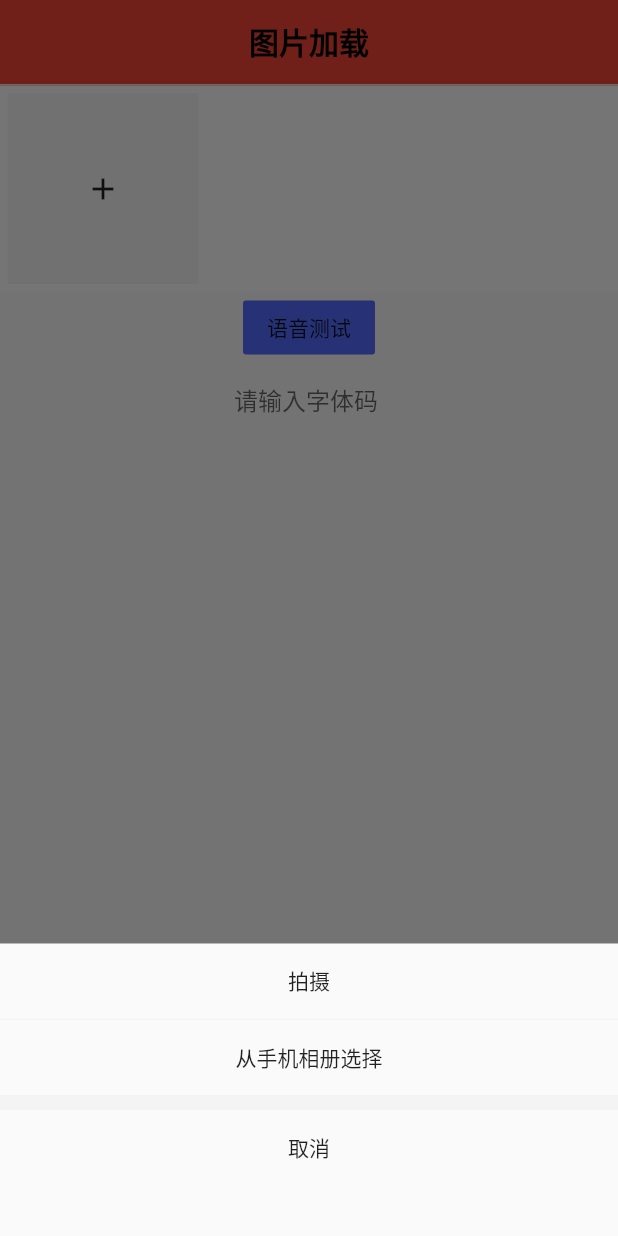
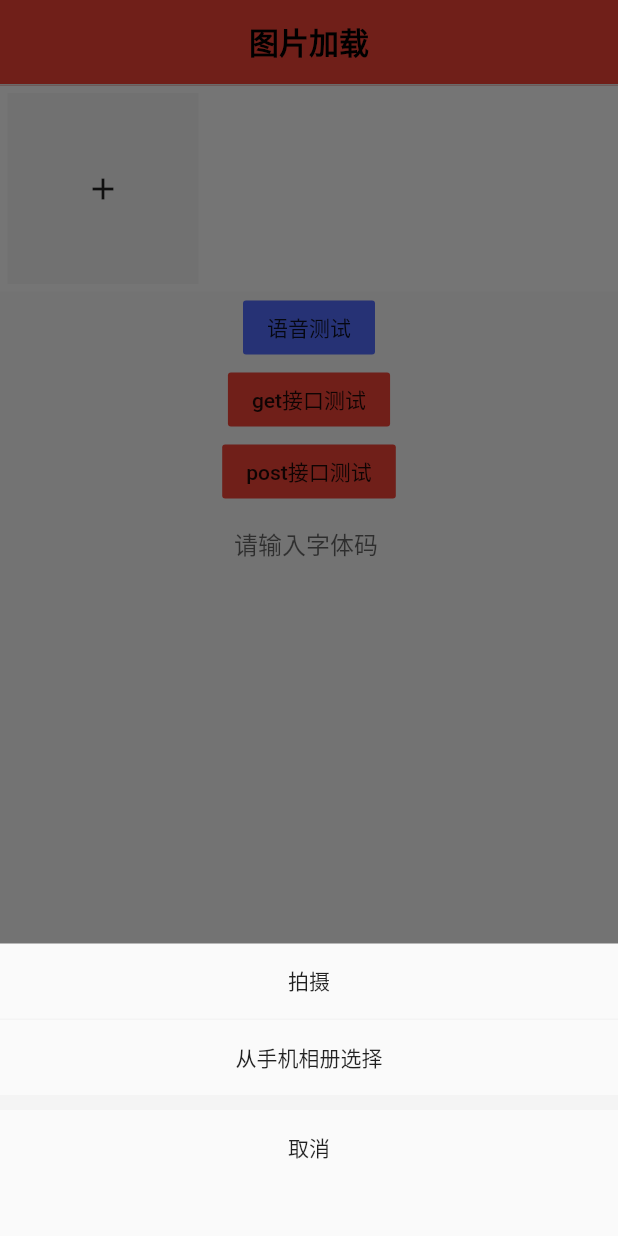
Before and after one commit to Ein-xinlong/flutter_text, a Flutter app: the screen it shows after launch, after a tap on the "add" icon, on a phone screen of 412 x 824 dp. Run offline on Flutter 3.47's test engine with Material 2 defaults, Android fonts, the phone set to English and light mode, and no system bars; our stand-ins replace cookie_jar, dio, dio_cookie_manager, image_picker, webview_flutter; missing offline and left inert: common_utils, heic_to_jpg, photo, photo_manager, tts.

Commit message:
增加网络请求框架，测试成功

```diff
--- a/lib/image.dart
+++ b/lib/image.dart
@@ -1,15 +1,18 @@
 import 'package:flutter/material.dart';
 import 'package:flutter/services.dart';
-
-
 import 'package:photo/photo.dart';
 import 'package:photo_manager/photo_manager.dart';
 import 'dart:io';
 import 'package:image_picker/image_picker.dart';
 import 'package:heic_to_jpg/heic_to_jpg.dart';
+import 'package:untitled/utils/LoadingDialog.dart';
+import 'package:untitled/utils/common_body.dart';
+import 'package:untitled/utils/loading.dart';
 import 'package:untitled/utils/toash.dart';
 import 'package:untitled/utils/tts.dart';
 import 'package:untitled/commitUI/appbar.dart';
+import 'package:untitled/vm/image_viewmodel.dart';
+import 'package:provider/provider.dart';
 const double itemSpace = 10.0;
 const double space = 5.0; //上下左右间距
 const double deleBtnWH = 20.0;
@@ -34,7 +37,7 @@ class _JhPhotoPickerToolState extends State<JhPhotoPickerTool> {
   List _imgData = List(); //图片list
   List imgDefaultData = List(); //图片list
   List<AssetEntity> imgPicked = [];
-
+  ImageViewModel vm=new ImageViewModel();
   @override
   void initState() {
     // TODO: implement initState
@@ -67,7 +70,12 @@ class _JhPhotoPickerToolState extends State<JhPhotoPickerTool> {
         titleContent: "图片加载",
         backPressCallback: null
       ).buildAppBar(),
-      body: Column(
+      body: ChangeNotifierProvider(
+        child: Consumer<ImageViewModel>(builder: (context,model,child){
+          return AnCommonBody(vm.loadState,bodyWidget:
+         Stack(
+           children: [
+             Column(
                children: [
                  Container(
                      color: bgColor,
@@ -101,6 +109,19 @@ class _JhPhotoPickerToolState extends State<JhPhotoPickerTool> {
                  FlatButton(onPressed: (){
                    TtsHelper.instance.setLanguageAndSpeak("你好我是测试语音", "zh");
                  }, child:Text("语音测试"),color: Colors.indigoAccent,),
+                 FlatButton(onPressed: (){
+                   vm.showloadState();
+                   vm.text();
+                   // dialog(context);
+
+                 }, child:Text("get接口测试"),color:vm.getCorrect? Colors.green: Colors.red,),
+                 FlatButton(onPressed: (){
+                   vm.showloadState();
+                   vm.postText();
+                   // dialog(context);
+
+                 }, child:Text("post接口测试"),color: vm.postCorrect? Colors.green: Colors.red,),
+
                  Container(
                    width: 100,
                    child: TextField(
@@ -128,7 +149,33 @@ class _JhPhotoPickerToolState extends State<JhPhotoPickerTool> {
                  )
                ],
              ),
+             Offstage(
+               offstage:vm.isShow ,
+               child: PdaLoadingView(),
+             )
+           ],
+         ),);
+        },),
+        create: (BuildContext context){
+          return vm;
+        },
+      ),
     );
+  }
+
+  dialog(BuildContext context){
+    if(vm.isShow==false){
+      return showDialog(
+          context: context, //BuildContext对象
+          barrierDismissible: false,
+          builder: (BuildContext context) {
+            return new LoadingDialog( //调用对话框
+              text: '正在获取详情...',
+            );
+          });
+    }else{
+      return null;
+    }
   }
 
   /** 添加按钮 */
--- /dev/null
+++ b/lib/utils/LoadingDialog.dart
@@ -0,0 +1,47 @@
+import 'package:flutter/material.dart';
+
+// Loading 框
+class LoadingDialog extends Dialog {
+  String text;
+
+  LoadingDialog({Key key, @required this.text}) : super(key: key);
+
+  @override
+  Widget build(BuildContext context) {
+    return new Material( //创建透明层
+      type: MaterialType.transparency, //透明类型
+      child: new Center( //保证控件居中效果
+        child: new SizedBox(
+          width: 120.0,
+          height: 120.0,
+          child: new Container(
+            decoration: ShapeDecoration(
+              color: Color(0xffffffff),
+              shape: RoundedRectangleBorder(
+                borderRadius: BorderRadius.all(
+                  Radius.circular(8.0),
+                ),
+              ),
+            ),
+            child: new Column(
+              mainAxisAlignment: MainAxisAlignment.center,
+              crossAxisAlignment: CrossAxisAlignment.center,
+              children: <Widget>[
+                new CircularProgressIndicator(),
+                new Padding(
+                  padding: const EdgeInsets.only(
+                    top: 20.0,
+                  ),
+                  child: new Text(
+                    text,
+                    style: new TextStyle(fontSize: 12.0),
+                  ),
+                ),
+              ],
+            ),
+          ),
+        ),
+      ),
+    );
+  }
+}
--- /dev/null
+++ b/lib/utils/common_body.dart
@@ -0,0 +1,49 @@
+import 'package:flutter/cupertino.dart';
+
+import 'error_page.dart';
+import 'loading.dart';
+
+
+///处理页面状态流转
+class AnCommonBody extends StatelessWidget {
+
+  AnPageState pageState;
+  Widget bodyWidget;
+  String tip;
+  String errorIcon;
+
+  AnCommonBody(this.pageState , {this.bodyWidget, this.tip, this.errorIcon});
+
+  @override
+  Widget build(BuildContext context) {
+    if(pageState == AnPageState.Success){
+      AnLoading.dismiss();
+      return bodyWidget == null ? Container() : bodyWidget;
+    }else if(pageState == AnPageState.Error){
+      //展示错误页面
+      AnLoading.dismiss();
+      return AnErrorWidget(tip: tip , errorIcon: errorIcon);
+    }else if(pageState == AnPageState.Loading){
+      //展示loading
+      return AnLoading.loading();
+    }else if(pageState == AnPageState.EmptyData){
+      AnLoading.dismiss();
+      //展示空页面
+      return  AnErrorWidget(tip: tip , errorIcon: errorIcon);
+    }
+
+    return Container();
+  }
+}
+
+enum AnPageState {
+  Loading,
+  Error,
+  EmptyData,
+  Success,
+  ReLoading,
+  Load_No_More,
+  Load_Error,
+  Load_Refresh,
+  Wait_Operation
+}
--- /dev/null
+++ b/lib/utils/loading.dart
@@ -0,0 +1,62 @@
+import 'package:flutter/material.dart';
+import 'package:flutter/widgets.dart';
+
+import 'LoadingDialog.dart';
+
+class AnLoading {
+  static OverlayEntry gloableLoadingEntry;
+
+  static show(
+      {@required BuildContext context,
+      Color backgroundColor = Colors.transparent,
+      double top = 0.0}) {
+    var paddingTop = top + MediaQuery.of(context).padding.top;
+
+    if (gloableLoadingEntry != null) {
+      gloableLoadingEntry.remove();
+    }
+    gloableLoadingEntry = OverlayEntry(builder: (context) {
+      print(MediaQuery.of(context).size.height);
+      return Positioned(
+          top: paddingTop,
+          child: Material(
+            color: backgroundColor,
+            child: Container(
+              height: MediaQuery.of(context).size.height - top,
+              width: MediaQuery.of(context).size.width,
+              alignment: Alignment.center,
+              child: LoadingDialog( //调用对话框
+                text: '正在获取详情...',
+              ),
+            ),
+          ));
+    });
+    Overlay.of(context).insert(gloableLoadingEntry);
+  }
+
+  static dismiss() {
+    if (gloableLoadingEntry != null) {
+      gloableLoadingEntry.remove();
+      gloableLoadingEntry = null;
+    }
+  }
+
+  static loading() {
+    return PdaLoadingView();
+  }
+}
+
+class PdaLoadingView extends StatelessWidget {
+  const PdaLoadingView({Key key}) : super(key: key);
+
+  @override
+  Widget build(BuildContext context) {
+    return Container(
+      color: Color(0x60000000),
+      alignment: Alignment.center,
+      child: LoadingDialog( //调用对话框
+        text: '正在获取详情...',
+      ),
+    );
+  }
+}
--- /dev/null
+++ b/lib/vm/base_viewmodel.dart
@@ -0,0 +1,23 @@
+
+import 'package:flutter/cupertino.dart';
+import 'package:untitled/utils/common_body.dart';
+
+
+///提供页面状态设置
+class AnBaseViewModel extends ChangeNotifier{
+
+  ///缓存BuildContext
+  BuildContext context;
+
+  ///页面加载状态
+  var _loadState = AnPageState.Loading;
+  AnPageState get loadState => _loadState;
+
+  set loadState(AnPageState pageState) {
+    if (pageState != _loadState) {
+      _loadState = pageState;
+      notifyListeners();
+    }
+  }
+
+}
--- a/pubspec.yaml
+++ b/pubspec.yaml
@@ -15,7 +15,7 @@ publish_to: 'none' # Remove this line if you wish to publish to pub.dev
 # In iOS, build-name is used as CFBundleShortVersionString while build-number used as CFBundleVersion.
 # Read more about iOS versioning at
 # https://developer.apple.com/library/archive/documentation/General/Reference/InfoPlistKeyReference/Articles/CoreFoundationKeys.html
-version: 1.0.0+4
+version: 1.0.0+5
 
 environment:
   sdk: ">=2.7.0 <3.0.0"
@@ -31,6 +31,9 @@ dependencies:
   flutter_calendar: ^0.0.8
 
   dio: ^3.0.8
+  dio_cookie_manager: ^1.0.0
+  path_provider: ^1.6.24
+  provider: ^4.3.2+2
   image_pickers: ^1.0.0
   image_picker: ^0.6.7+22
   photo: ^0.4.8
```
Also changed, not shown: lib/network/network.dart (added, +294 -0 lines), lib/utils/error_page.dart (added, +79 -0 lines), lib/utils/log.dart (added, +34 -0 lines), lib/vm/image_viewmodel.dart (added, +63 -0 lines), pubspec.lock, 1 other file. Lines whose indentation alone changed are shown as unchanged.
